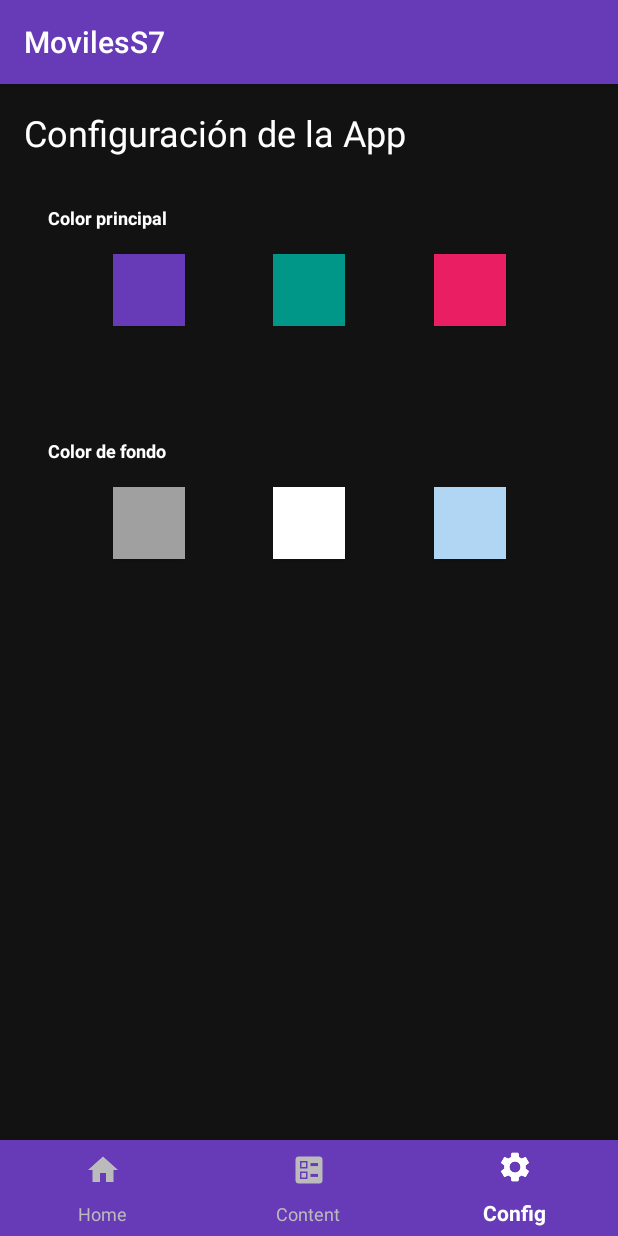
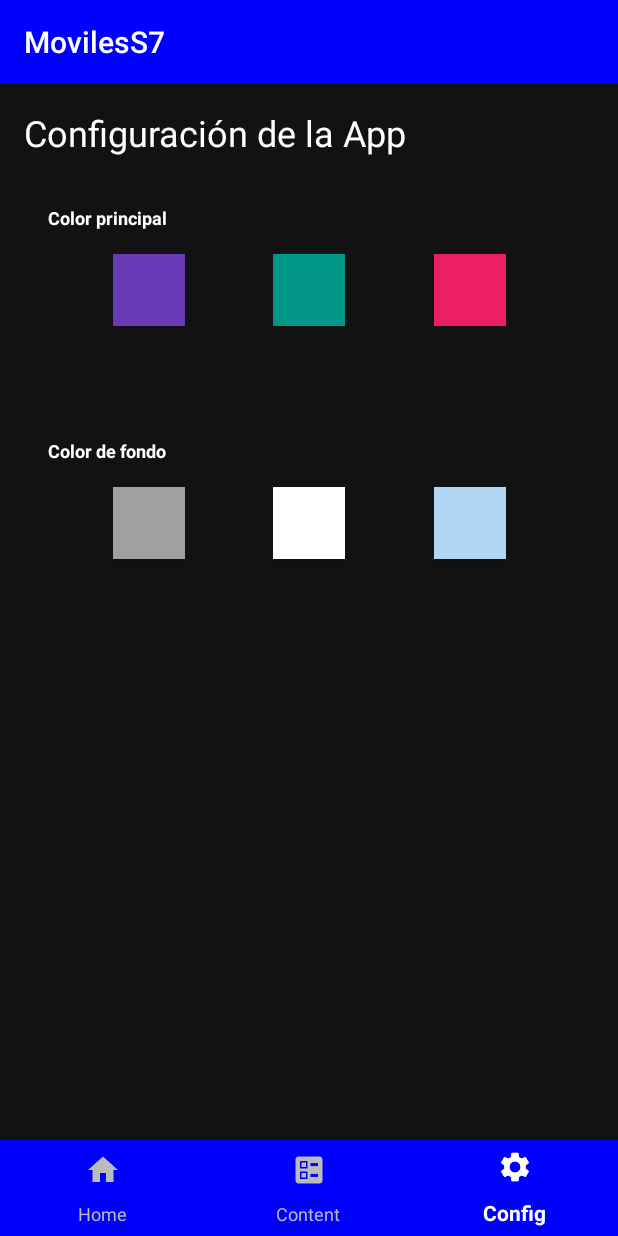
Before and after one commit to Domiciano/MovilesS7, an Android app: the screen it shows after launch (MainActivity), item 3 of the bottom bar chosen, on a phone screen of 412 x 824 dp. Run offline under Robolectric (Android 15) with nearby library versions, the phone set to English and light mode, and no system bars.

Commit message:
Add change main color and background color

```diff
--- /dev/null
+++ b/app/src/main/java/com/example/moviless7/model/Config.kt
@@ -0,0 +1,7 @@
+package com.example.moviless7.model
+
+data class Config(
+    var mainColor: Int?,
+    var backColor: Int?,
+
+    )
--- a/app/src/main/java/com/example/moviless7/model/UserRepository.kt
+++ b/app/src/main/java/com/example/moviless7/model/UserRepository.kt
@@ -19,8 +19,9 @@ class UserRepository {
         if (user.description != "") {
             currentUser?.description = user.description
         }
-
-
+        if (user.photoID != 0) {
+            currentUser?.photoID = user.photoID
+        }
 
 
 
--- a/app/src/main/java/com/example/moviless7/view/MainActivity.kt
+++ b/app/src/main/java/com/example/moviless7/view/MainActivity.kt
@@ -3,17 +3,21 @@ package com.example.moviless7.view
 import android.graphics.Color
 import android.os.Bundle
 import android.view.MenuItem
+import androidx.activity.viewModels
 import androidx.appcompat.app.AppCompatActivity
 import androidx.appcompat.widget.Toolbar
 
 import androidx.constraintlayout.widget.ConstraintLayout
 import androidx.fragment.app.Fragment
+import androidx.fragment.app.activityViewModels
 import com.example.moviless7.R
 import com.example.moviless7.databinding.ActivityMainBinding
 import com.google.android.material.bottomnavigation.BottomNavigationView
 import com.example.moviless7.view.fragments.ConfigFragment
 import com.example.moviless7.view.fragments.ContentFragment
 import com.example.moviless7.view.fragments.HomeFragment
+import com.example.moviless7.viewmodel.ConfigViewModel
+import com.example.moviless7.viewmodel.UserViewModel
 
 
 class MainActivity : AppCompatActivity() {
@@ -26,6 +30,11 @@ class MainActivity : AppCompatActivity() {
     private  val contentFragment: ContentFragment= ContentFragment.newInstance()
     private  val configFragment: ConfigFragment= ConfigFragment.newInstance()
 
+    //Views model
+
+    private val configViewModel: ConfigViewModel by viewModels()
+
+
 
     override fun onCreate(savedInstanceState: Bundle?) {
 
@@ -36,6 +45,17 @@ class MainActivity : AppCompatActivity() {
         //Configurar la barra superior
         binding.toolbar.setTitleTextColor(Color.WHITE)
         setSupportActionBar(binding.toolbar)
+
+        configViewModel.observableConfig.observe(this) { config ->
+            config?.backColor?.let {
+                binding.container.setBackgroundColor(it)
+            }
+            config?.mainColor?.let {
+                binding.navigator.setBackgroundColor(it)
+                binding.toolbar.setBackgroundColor(it)
+            }
+        }
+
 
         //Acción del bottom nav bar
         binding.navigator.setOnItemSelectedListener { option: MenuItem ->
--- a/app/src/main/java/com/example/moviless7/view/fragments/ConfigFragment.kt
+++ b/app/src/main/java/com/example/moviless7/view/fragments/ConfigFragment.kt
@@ -1,64 +1,78 @@
 package com.example.moviless7.view.fragments
 
 
+import android.graphics.drawable.ColorDrawable
 import android.os.Bundle
+import android.util.Log
 import android.view.LayoutInflater
 import android.view.View
 import android.view.ViewGroup
-import android.widget.Button
 import androidx.fragment.app.Fragment
+import androidx.fragment.app.activityViewModels
 import com.example.moviless7.R
+import com.example.moviless7.databinding.FragmentConfigBinding
+import com.example.moviless7.databinding.FragmentContentBinding
+import com.example.moviless7.model.Config
+import com.example.moviless7.viewmodel.ConfigViewModel
 
 
 class ConfigFragment : Fragment(){
-    private lateinit var mainColorBtn1: Button
-    private lateinit var mainColorBtn2: Button
-    private lateinit var mainColorBtn3: Button
-    private lateinit var backColorBtn1: Button
-    private lateinit var backColorBtn2: Button
-    private lateinit var backColorBtn3: Button
+
+    private lateinit var binding: FragmentConfigBinding
+
+    //Views models
+    private val configViewModel: ConfigViewModel by activityViewModels()
+
 
     override fun onCreateView(
         inflater: LayoutInflater, container: ViewGroup?,
         savedInstanceState: Bundle?
     ): View {
-        val root: View = inflater.inflate(R.layout.fragment_config, container, false)
-        mainColorBtn1 = root.findViewById(R.id.mainColorBtn1)
-        mainColorBtn2 = root.findViewById(R.id.mainColorBtn2)
-        mainColorBtn3 = root.findViewById(R.id.mainColorBtn3)
-        backColorBtn1 = root.findViewById(R.id.backColorBtn1)
-        backColorBtn2 = root.findViewById(R.id.backColorBtn2)
-        backColorBtn3 = root.findViewById(R.id.backColorBtn3)
-        mainColorBtn1.setOnClickListener(::onClick)
-        mainColorBtn2.setOnClickListener(::onClick)
-        mainColorBtn3.setOnClickListener(::onClick)
-        backColorBtn1.setOnClickListener(::onClick)
-        backColorBtn2.setOnClickListener(::onClick)
-        backColorBtn3.setOnClickListener(::onClick)
-        return root
+        binding = FragmentConfigBinding.inflate(inflater, container, false)
+
+        binding.mainColorBtn1.setOnClickListener(::onClick)
+        binding.mainColorBtn2.setOnClickListener(::onClick)
+        binding.mainColorBtn3.setOnClickListener(::onClick)
+        binding.backColorBtn1.setOnClickListener(::onClick)
+        binding.backColorBtn2.setOnClickListener(::onClick)
+        binding.backColorBtn3.setOnClickListener(::onClick)
+        return binding.root
     }
 
     fun onClick(v: View) {
+        val config = Config(
+            mainColor = null,
+            backColor = null
+        )
+        val backgroundColor = (v.background as? ColorDrawable)?.color ?: 0
+        Log.d(">>>", "onClick: ${backgroundColor}")
         when (v.id) {
             R.id.mainColorBtn1 -> {
-
+                config.mainColor = backgroundColor
             }
             R.id.mainColorBtn2 -> {
+                config.mainColor = backgroundColor
 
             }
             R.id.mainColorBtn3 -> {
+                config.mainColor = backgroundColor
 
             }
             R.id.backColorBtn1 -> {
+                config.backColor = backgroundColor
 
             }
             R.id.backColorBtn2 -> {
+                config.backColor = backgroundColor
 
             }
             R.id.backColorBtn3 -> {
+                config.backColor = backgroundColor
 
             }
         }
+        configViewModel.updateConfig(config)
+
     }
 
     companion object {
--- a/app/src/main/java/com/example/moviless7/view/fragments/HomeFragment.kt
+++ b/app/src/main/java/com/example/moviless7/view/fragments/HomeFragment.kt
@@ -55,7 +55,7 @@ class HomeFragment : Fragment()
         binding.profileDescription.text = user?.description
         binding.profileFollowers.text = user?.followers.toString()
         binding.profileFollowing.text = user?.following.toString()
-        binding.profileImage.setImageResource(R.drawable.face3)
+        binding.profileImage.setImageResource(R.drawable.face1)
 
         userViewModel.observableUser.observe(viewLifecycleOwner) {
 
@@ -64,15 +64,15 @@ class HomeFragment : Fragment()
             binding.profileDescription.text = it?.description
             binding.profileFollowers.text = it?.followers.toString()
             binding.profileFollowing.text = it?.following.toString()
-            binding.profileImage.setImageResource(R.drawable.face3)
+
+
+            binding.profileImage.setImageResource(it?.photoID ?: R.drawable.face1)
         }
 
         postViewModel.observablePosts.observe(viewLifecycleOwner) {
             adapter.posts = it
             adapter.notifyDataSetChanged()
         }
-
-
 
 
         return binding.root
--- /dev/null
+++ b/app/src/main/java/com/example/moviless7/viewmodel/ConfigViewModel.kt
@@ -0,0 +1,22 @@
+package com.example.moviless7.viewmodel
+
+import androidx.lifecycle.MutableLiveData
+import androidx.lifecycle.ViewModel
+import com.example.moviless7.model.Config
+import com.example.moviless7.model.ConfigRepository
+
+class ConfigViewModel:ViewModel() {
+
+    private val configRepository = ConfigRepository()
+
+    val config = configRepository.currentConfig
+    val observableConfig = MutableLiveData(config)
+
+    fun updateConfig(config: Config) {
+        configRepository.updateConfig(config)
+        observableConfig.value = configRepository.currentConfig
+    }
+
+
+
+}
```
Also changed, not shown: app/src/main/java/com/example/moviless7/model/ConfigRepository.kt (added, +21 -0 lines).
